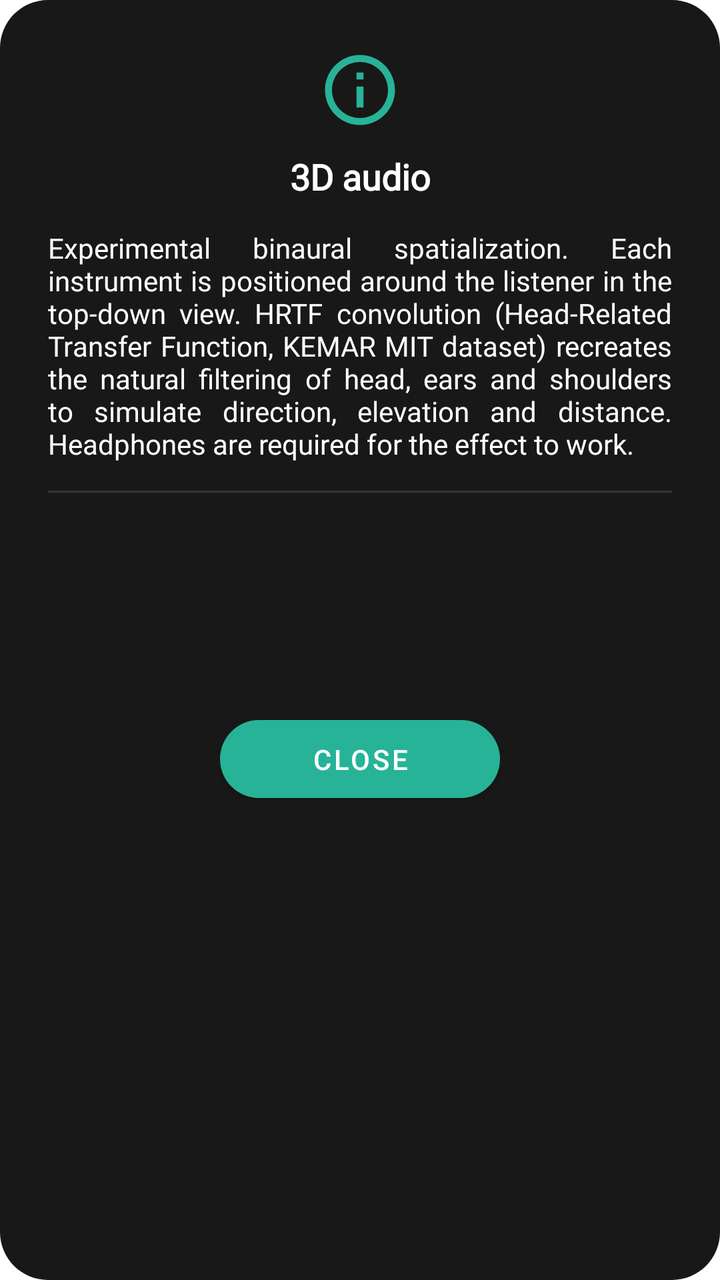
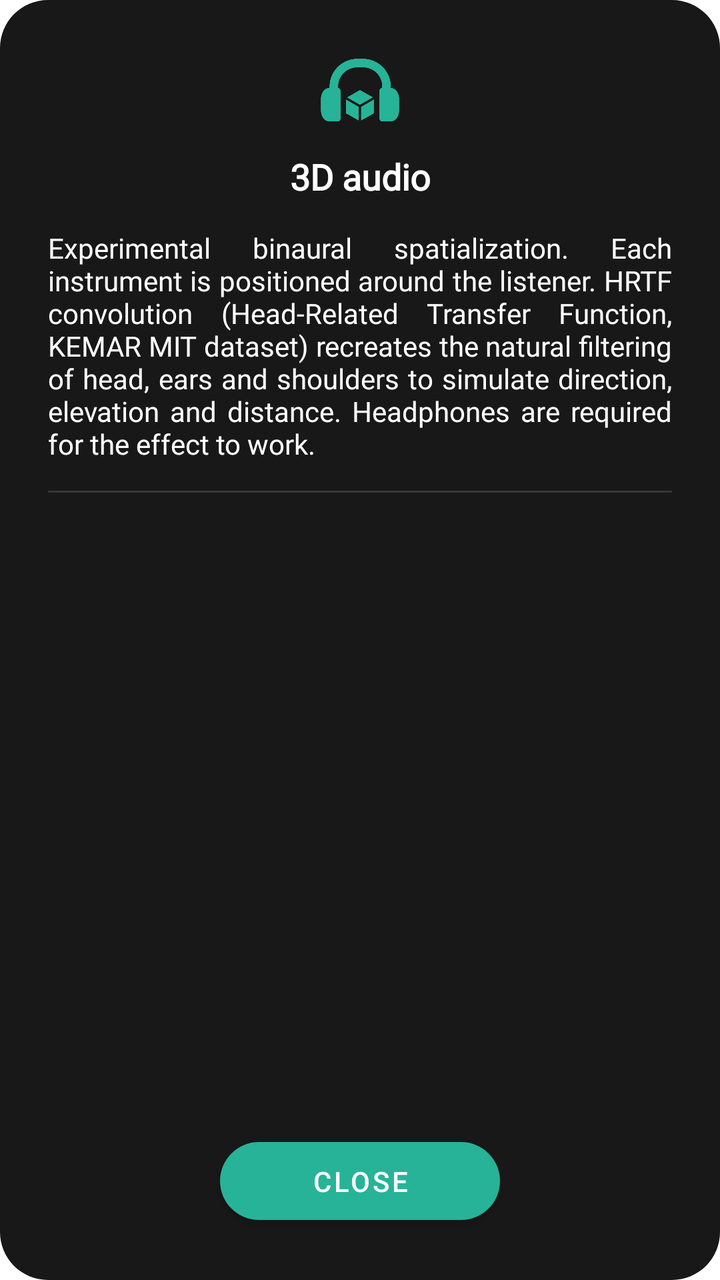

Two renders of the same Android screen: before a commit and after it. Below are the layout's source before the change and the commit's diff.
<!-- AndroidManifest.xml: application theme Theme.Fision -->
<!-- res/layout/audio3d_info_dialog.xml -->
<?xml version="1.0" encoding="utf-8"?>
<LinearLayout xmlns:android="http://schemas.android.com/apk/res/android"
    xmlns:app="http://schemas.android.com/apk/res-auto"
    android:orientation="vertical"
    android:layout_width="wrap_content"
    android:layout_height="wrap_content"
    android:minWidth="300dp"
    android:padding="24dp"
    android:background="@drawable/delete_dialogbg">

    <ImageView
        android:id="@+id/iv_audio3d_info_icon"
        android:layout_width="match_parent"
        android:layout_height="42dp"
        android:src="@drawable/ic_info"
        app:tint="?attr/colorPrimary"
        android:layout_marginBottom="10dp"
        android:contentDescription="@string/audio3d_info_title" />

    <TextView
        android:layout_width="match_parent"
        android:layout_height="wrap_content"
        android:gravity="center"
        android:layout_marginBottom="14dp"
        android:fontFamily="@font/noto_sans_regular"
        android:text="@string/audio3d_info_title"
        android:textColor="@color/AppWhite"
        android:textSize="18sp"
        android:textStyle="bold" />

    
    <TextView
        android:id="@+id/tv_audio3d_info_body"
        android:layout_width="match_parent"
        android:layout_height="wrap_content"
        android:layout_marginBottom="14dp"
        android:fontFamily="@font/noto_sans_regular"
        android:text="@string/audio3d_info_body"
        android:textColor="@color/AppWhite"
        android:textSize="14sp"
        android:justificationMode="inter_word" />

    
    <View
        android:layout_width="match_parent"
        android:layout_height="1dp"
        android:layout_marginBottom="10dp"
        android:background="#22FFFFFF" />

    <LinearLayout
        android:layout_width="match_parent"
        android:layout_height="wrap_content"
        android:orientation="vertical"
        android:layout_marginBottom="16dp">

        <TextView
            android:id="@+id/tv_audio3d_legend_drag"
            android:layout_width="wrap_content"
            android:layout_height="wrap_content"
            android:fontFamily="@font/noto_sans_regular"
            android:textColor="#CCFFFFFF"
            android:textSize="12sp" />
        <TextView
            android:id="@+id/tv_audio3d_legend_tap"
            android:layout_width="wrap_content"
            android:layout_height="wrap_content"
            android:fontFamily="@font/noto_sans_regular"
            android:textColor="#CCFFFFFF"
            android:textSize="12sp" />
        <TextView
            android:id="@+id/tv_audio3d_legend_double"
            android:layout_width="wrap_content"
            android:layout_height="wrap_content"
            android:fontFamily="@font/noto_sans_regular"
            android:textColor="#CCFFFFFF"
            android:textSize="12sp" />
        <TextView
            android:id="@+id/tv_audio3d_legend_long"
            android:layout_width="wrap_content"
            android:layout_height="wrap_content"
            android:fontFamily="@font/noto_sans_regular"
            android:textColor="#CCFFFFFF"
            android:textSize="12sp" />
        <TextView
            android:id="@+id/tv_audio3d_legend_reset"
            android:layout_width="wrap_content"
            android:layout_height="wrap_content"
            android:fontFamily="@font/noto_sans_regular"
            android:textColor="#CCFFFFFF"
            android:textSize="12sp" />
    </LinearLayout>

    <com.google.android.material.button.MaterialButton
        android:id="@+id/b_audio3d_info_close"
        android:layout_width="wrap_content"
        android:layout_height="wrap_content"
        android:layout_gravity="center_horizontal"
        android:padding="10dp"
        android:minWidth="140dp"
        android:text="@string/dialog_close"
        android:textColor="@color/AppWhite"
        app:backgroundTint="?attr/colorPrimary"
        app:cornerRadius="20dp" />

</LinearLayout>
<!-- resources referenced by this layout -->
<resources>
  <color name="AppWhite">#FFFFFF</color>
  <!-- drawable delete_dialogbg (drawable) -->
  <?xml version="1.0" encoding="utf-8"?>
  <shape xmlns:android="http://schemas.android.com/apk/res/android">
      <solid android:color="#181818" />
      <corners android:radius="24dp" />
  </shape>
  <!-- drawable ic_info (drawable) -->
  <vector xmlns:android="http://schemas.android.com/apk/res/android" android:height="24dp" android:tint="#FFFFFF" android:viewportHeight="24" android:viewportWidth="24" android:width="24dp">
        
      <path android:fillColor="@android:color/white" android:pathData="M11,7h2v2h-2V7zM11,11h2v6h-2V11zM12,2C6.48,2 2,6.48 2,12s4.48,10 10,10s10,-4.48 10,-10S17.52,2 12,2zM12,20c-4.41,0 -8,-3.59 -8,-8s3.59,-8 8,-8s8,3.59 8,8S16.41,20 12,20z"/>
      
  </vector>
  <string name="audio3d_info_body">Experimental binaural spatialization. Each instrument is positioned around the listener in the top-down view. HRTF convolution (Head-Related Transfer Function, KEMAR MIT dataset) recreates the natural filtering of head, ears and shoulders to simulate direction, elevation and distance. Headphones are required for the effect to work.</string>
  <string name="audio3d_info_title">3D audio</string>
  <string name="dialog_close">Close</string>
  <style name="Theme.Fision" parent="Theme.MaterialComponents.DayNight.DarkActionBar">
          
          <item name="colorPrimary">@color/colorPrimary</item>
          <item name="colorPrimaryVariant">@color/purple_700</item>
          <item name="colorOnPrimary">@color/white</item>
          
          <item name="colorSecondary">@color/teal_200</item>
          <item name="colorSecondaryVariant">@color/teal_700</item>
          <item name="colorOnSecondary">@color/black</item>
          
          <item name="accentSecondary">@color/accent_green_secondary</item>
          
          <item name="android:statusBarColor">?attr/colorPrimaryVariant</item>
          
          <item name="textInputStyle">@style/Widget.Fision.TextInputLayout</item>
      </style>
  <color name="colorPrimary">#27B397</color>
  <color name="purple_700">#FF3700B3</color>
  <color name="white">#FFFFFFFF</color>
  <color name="teal_200">#FF03DAC5</color>
  <color name="teal_700">#FF018786</color>
  <color name="black">#FF000000</color>
  <color name="accent_green_secondary">#02D8E7</color>
  <style name="Widget.Fision.TextInputLayout" parent="Widget.MaterialComponents.TextInputLayout.OutlinedBox">
          <item name="boxCornerRadiusTopStart">12dp</item>
          <item name="boxCornerRadiusTopEnd">12dp</item>
          <item name="boxCornerRadiusBottomStart">12dp</item>
          <item name="boxCornerRadiusBottomEnd">12dp</item>
          <item name="boxStrokeColor">@color/dialog_box_stroke</item>
          <item name="boxStrokeWidth">1dp</item>
          <item name="hintTextColor">@color/AppWhite</item>
          <item name="android:textColorHint">#9E9E9E</item>
          <item name="cursorColor">?attr/colorPrimary</item>
          <item name="cursorErrorColor">?attr/colorPrimary</item>
      </style>
</resources>

<!-- the commit's change to res/layout/audio3d_info_dialog.xml (unified diff, before → after) -->
@@ -8,87 +8,101 @@
     android:padding="24dp"
     android:background="@drawable/delete_dialogbg">
 
-    <ImageView
-        android:id="@+id/iv_audio3d_info_icon"
+    
+    <ScrollView
         android:layout_width="match_parent"
-        android:layout_height="42dp"
-        android:src="@drawable/ic_info"
-        app:tint="?attr/colorPrimary"
-        android:layout_marginBottom="10dp"
-        android:contentDescription="@string/audio3d_info_title" />
+        android:layout_height="0dp"
+        android:layout_weight="1"
+        android:scrollbars="none">
 
-    <TextView
-        android:layout_width="match_parent"
-        android:layout_height="wrap_content"
-        android:gravity="center"
-        android:layout_marginBottom="14dp"
-        android:fontFamily="@font/noto_sans_regular"
-        android:text="@string/audio3d_info_title"
-        android:textColor="@color/AppWhite"
-        android:textSize="18sp"
-        android:textStyle="bold" />
+        <LinearLayout
+            android:layout_width="match_parent"
+            android:layout_height="wrap_content"
+            android:orientation="vertical">
 
-    
-    <TextView
-        android:id="@+id/tv_audio3d_info_body"
-        android:layout_width="match_parent"
-        android:layout_height="wrap_content"
-        android:layout_marginBottom="14dp"
-        android:fontFamily="@font/noto_sans_regular"
-        android:text="@string/audio3d_info_body"
-        android:textColor="@color/AppWhite"
-        android:textSize="14sp"
-        android:justificationMode="inter_word" />
+            <ImageView
+                android:id="@+id/iv_audio3d_info_icon"
+                android:layout_width="match_parent"
+                android:layout_height="42dp"
+                android:src="@drawable/ic_itd"
+                app:tint="?attr/colorPrimary"
+                android:layout_marginBottom="10dp"
+                android:contentDescription="@string/audio3d_info_title" />
 
-    
-    <View
-        android:layout_width="match_parent"
-        android:layout_height="1dp"
-        android:layout_marginBottom="10dp"
-        android:background="#22FFFFFF" />
+            <TextView
+                android:layout_width="match_parent"
+                android:layout_height="wrap_content"
+                android:gravity="center"
+                android:layout_marginBottom="14dp"
+                android:fontFamily="@font/noto_sans_regular"
+                android:text="@string/audio3d_info_title"
+                android:textColor="@color/AppWhite"
+                android:textSize="18sp"
+                android:textStyle="bold" />
 
-    <LinearLayout
-        android:layout_width="match_parent"
-        android:layout_height="wrap_content"
-        android:orientation="vertical"
-        android:layout_marginBottom="16dp">
+            
+            <TextView
+                android:id="@+id/tv_audio3d_info_body"
+                android:layout_width="match_parent"
+                android:layout_height="wrap_content"
+                android:layout_marginBottom="14dp"
+                android:fontFamily="@font/noto_sans_regular"
+                android:text="@string/audio3d_info_body"
+                android:textColor="@color/AppWhite"
+                android:textSize="14sp"
+                android:justificationMode="inter_word" />
 
-        <TextView
-            android:id="@+id/tv_audio3d_legend_drag"
-            android:layout_width="wrap_content"
-            android:layout_height="wrap_content"
-            android:fontFamily="@font/noto_sans_regular"
-            android:textColor="#CCFFFFFF"
-            android:textSize="12sp" />
-        <TextView
-            android:id="@+id/tv_audio3d_legend_tap"
-            android:layout_width="wrap_content"
-            android:layout_height="wrap_content"
-            android:fontFamily="@font/noto_sans_regular"
-            android:textColor="#CCFFFFFF"
-            android:textSize="12sp" />
-        <TextView
-            android:id="@+id/tv_audio3d_legend_double"
-            android:layout_width="wrap_content"
-            android:layout_height="wrap_content"
-            android:fontFamily="@font/noto_sans_regular"
-            android:textColor="#CCFFFFFF"
-            android:textSize="12sp" />
-        <TextView
-            android:id="@+id/tv_audio3d_legend_long"
-            android:layout_width="wrap_content"
-            android:layout_height="wrap_content"
-            android:fontFamily="@font/noto_sans_regular"
-            android:textColor="#CCFFFFFF"
-            android:textSize="12sp" />
-        <TextView
-            android:id="@+id/tv_audio3d_legend_reset"
-            android:layout_width="wrap_content"
-            android:layout_height="wrap_content"
-            android:fontFamily="@font/noto_sans_regular"
-            android:textColor="#CCFFFFFF"
-            android:textSize="12sp" />
-    </LinearLayout>
+            
+            <View
+                android:layout_width="match_parent"
+                android:layout_height="1dp"
+                android:layout_marginBottom="10dp"
+                android:background="#22FFFFFF" />
+
+            <LinearLayout
+                android:layout_width="match_parent"
+                android:layout_height="wrap_content"
+                android:orientation="vertical"
+                android:layout_marginBottom="16dp">
+
+                <TextView
+                    android:id="@+id/tv_audio3d_legend_drag"
+                    android:layout_width="wrap_content"
+                    android:layout_height="wrap_content"
+                    android:fontFamily="@font/noto_sans_regular"
+                    android:textColor="#CCFFFFFF"
+                    android:textSize="12sp" />
+                <TextView
+                    android:id="@+id/tv_audio3d_legend_tap"
+                    android:layout_width="wrap_content"
+                    android:layout_height="wrap_content"
+                    android:fontFamily="@font/noto_sans_regular"
+                    android:textColor="#CCFFFFFF"
+                    android:textSize="12sp" />
+                <TextView
+                    android:id="@+id/tv_audio3d_legend_double"
+                    android:layout_width="wrap_content"
+                    android:layout_height="wrap_content"
+                    android:fontFamily="@font/noto_sans_regular"
+                    android:textColor="#CCFFFFFF"
+                    android:textSize="12sp" />
+                <TextView
+                    android:id="@+id/tv_audio3d_legend_long"
+                    android:layout_width="wrap_content"
+                    android:layout_height="wrap_content"
+                    android:fontFamily="@font/noto_sans_regular"
+                    android:textColor="#CCFFFFFF"
+                    android:textSize="12sp" />
+                <TextView
+                    android:id="@+id/tv_audio3d_legend_reset"
+                    android:layout_width="wrap_content"
+                    android:layout_height="wrap_content"
+                    android:fontFamily="@font/noto_sans_regular"
+                    android:textColor="#CCFFFFFF"
+                    android:textSize="12sp" />
+            </LinearLayout>
+        </LinearLayout>
+    </ScrollView>
 
     <com.google.android.material.button.MaterialButton
         android:id="@+id/b_audio3d_info_close"
<!-- resource entries referenced after the edit -->
@@ -7,13 +7,8 @@
       <solid android:color="#181818" />
       <corners android:radius="24dp" />
   </shape>
-  <!-- drawable ic_info (drawable) -->
-  <vector xmlns:android="http://schemas.android.com/apk/res/android" android:height="24dp" android:tint="#FFFFFF" android:viewportHeight="24" android:viewportWidth="24" android:width="24dp">
-        
-      <path android:fillColor="@android:color/white" android:pathData="M11,7h2v2h-2V7zM11,11h2v6h-2V11zM12,2C6.48,2 2,6.48 2,12s4.48,10 10,10s10,-4.48 10,-10S17.52,2 12,2zM12,20c-4.41,0 -8,-3.59 -8,-8s3.59,-8 8,-8s8,3.59 8,8S16.41,20 12,20z"/>
-      
-  </vector>
-  <string name="audio3d_info_body">Experimental binaural spatialization. Each instrument is positioned around the listener in the top-down view. HRTF convolution (Head-Related Transfer Function, KEMAR MIT dataset) recreates the natural filtering of head, ears and shoulders to simulate direction, elevation and distance. Headphones are required for the effect to work.</string>
+  <!-- drawable ic_itd: png bitmap (drawable, 15603 bytes) -->
+  <string name="audio3d_info_body">Experimental binaural spatialization. Each instrument is positioned around the listener. HRTF convolution (Head-Related Transfer Function, KEMAR MIT dataset) recreates the natural filtering of head, ears and shoulders to simulate direction, elevation and distance. Headphones are required for the effect to work.</string>
   <string name="audio3d_info_title">3D audio</string>
   <string name="dialog_close">Close</string>
   <style name="Theme.Fision" parent="Theme.MaterialComponents.DayNight.DarkActionBar">
